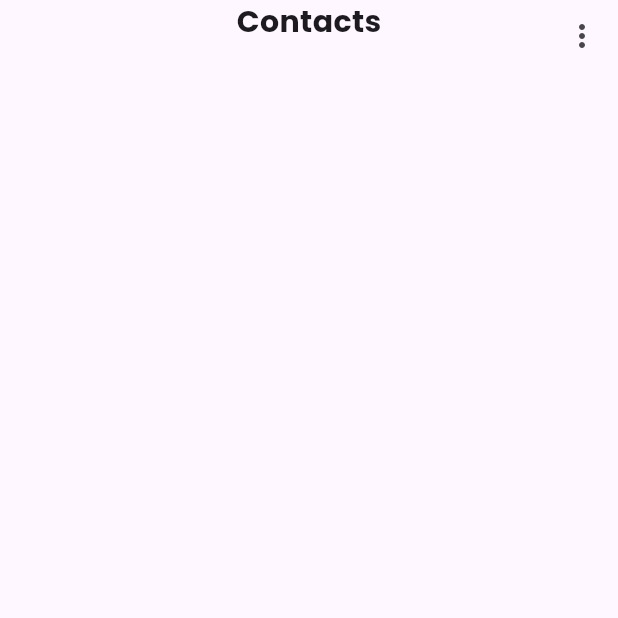
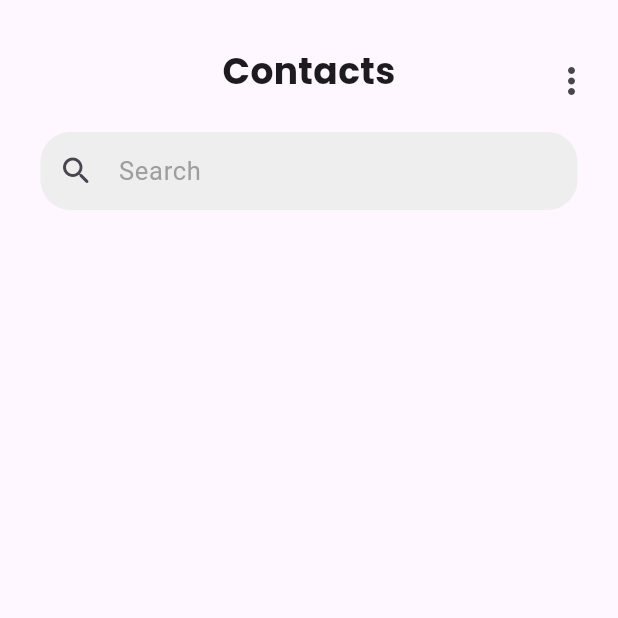
Before and after one commit to DiftaFitrahul/Employess-Organizer, a Flutter app: the screen it shows after launch, on a phone screen of 412 x 824 dp, the top half of it. Run offline on Flutter 3.47's test engine with Material 3 defaults, Android fonts, the phone set to English and light mode, and no system bars; our stand-ins replace device_preview, get, loading_animation_widget.

Commit message:
feat: finish search bar in home screen

```diff
--- a/lib/constants/color.dart
+++ b/lib/constants/color.dart
@@ -2,3 +2,4 @@ import 'package:flutter/material.dart' show Color;
 
 const primatyColor = Color(0xff2a6afc);
 const darkprimatyColor = Color.fromARGB(255, 6, 81, 255);
+const backgroundScreenColor = Color(0xffF5F5F5);
--- a/lib/view/screen/home.dart
+++ b/lib/view/screen/home.dart
@@ -1,4 +1,5 @@
 import 'package:employees_organizer/view/widget/home/header.dart';
+import 'package:employees_organizer/view/widget/home/search_bar.dart';
 import 'package:flutter/material.dart';
 
 class HomeScreen extends StatelessWidget {
@@ -6,10 +7,18 @@ class HomeScreen extends StatelessWidget {
 
   @override
   Widget build(BuildContext context) {
-    return Scaffold(
+    return const Scaffold(
         body: SafeArea(
-            child: Column(
-      children: [HeaderHomeScreen()],
+            child: Padding(
+      padding: EdgeInsets.symmetric(horizontal: 7.0),
+      child: Column(
+        children: [
+          SizedBox(height: 30),
+          HeaderHomeScreen(),
+          SizedBox(height: 10),
+          SearchBarHomeScreen()
+        ],
+      ),
     )));
   }
 }
--- a/lib/view/widget/home/header.dart
+++ b/lib/view/widget/home/header.dart
@@ -17,7 +17,7 @@ class HeaderHomeScreen extends StatelessWidget {
                 'Contacts',
                 style: TextStyle(
                   fontFamily: poppins,
-                  fontSize: 20,
+                  fontSize: 24,
                   fontWeight: bold,
                 ),
               )),
@@ -27,6 +27,7 @@ class HeaderHomeScreen extends StatelessWidget {
                   onPressed: () {},
                   icon: const Icon(
                     Icons.more_vert_rounded,
+                    size: 28,
                   ))),
         ],
       ),
--- /dev/null
+++ b/lib/view/widget/home/search_bar.dart
@@ -0,0 +1,32 @@
+import 'package:flutter/material.dart';
+
+class SearchBarHomeScreen extends StatelessWidget {
+  const SearchBarHomeScreen({super.key});
+
+  @override
+  Widget build(BuildContext context) {
+    return Padding(
+      padding: const EdgeInsets.symmetric(horizontal: 20.0),
+      child: SizedBox(
+        width: double.infinity,
+        child: TextField(
+          onChanged: (value) {},
+          onSubmitted: (value) {},
+          decoration: InputDecoration(
+            contentPadding:
+                const EdgeInsets.symmetric(horizontal: 10, vertical: 13),
+            filled: true,
+            fillColor: Colors.grey[200],
+            hintText: 'Search',
+            hintStyle: const TextStyle(fontSize: 17, color: Colors.grey),
+            prefixIcon: const Icon(Icons.search_rounded),
+            border: OutlineInputBorder(
+              borderSide: BorderSide.none,
+              borderRadius: BorderRadius.circular(20),
+            ),
+          ),
+        ),
+      ),
+    );
+  }
+}
```
